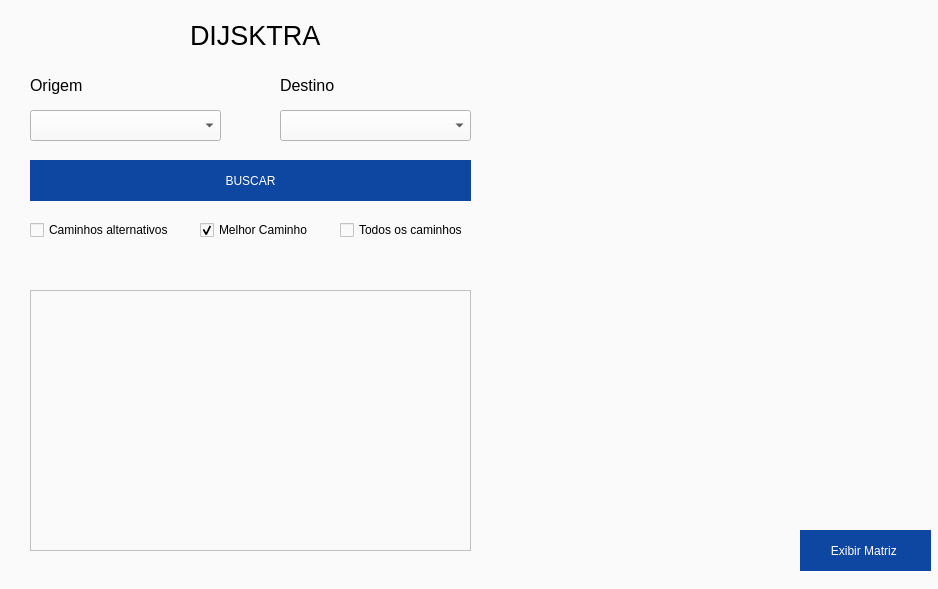
This is ED2/Dijsktra/mainwindow.ui in juzejunior/Faculdade as Qt 5 draws it before an edit. The edited form follows.
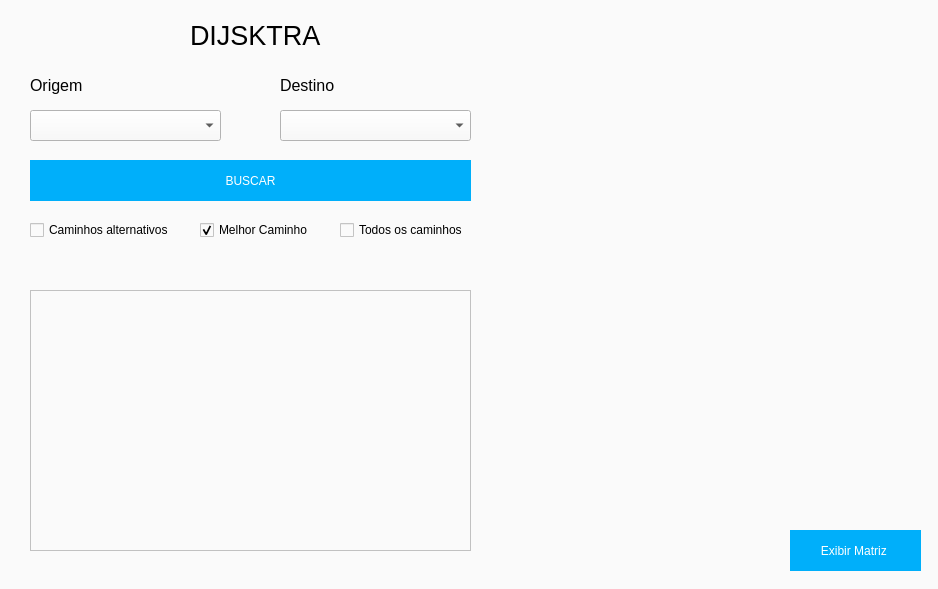
This is the edited form. Icons and pictures are not drawn.

```diff
--- a/ED2/Dijsktra/mainwindow.ui
+++ b/ED2/Dijsktra/mainwindow.ui
@@ -17,12 +17,12 @@
    <string notr="true">background-color: #fafafa</string>
   </property>
   <widget class="QWidget" name="centralWidget">
-   <widget class="QLabel" name="label">
+   <widget class="QLabel" name="mapa">
     <property name="geometry">
      <rect>
-      <x>540</x>
+      <x>510</x>
       <y>0</y>
-      <width>401</width>
+      <width>431</width>
       <height>591</height>
      </rect>
     </property>
@@ -59,7 +59,7 @@
      </rect>
     </property>
     <property name="styleSheet">
-     <string notr="true">background-color: #0d47a1;
+     <string notr="true">background-color: #00AFFA;
 font: 12pt &quot;Arial&quot; bold;
 color: white;
 border: none;</string>
@@ -173,31 +173,6 @@
      <enum>Qt::PlainText</enum>
     </property>
    </widget>
-   <widget class="QPushButton" name="pushButton_2">
-    <property name="enabled">
-     <bool>true</bool>
-    </property>
-    <property name="geometry">
-     <rect>
-      <x>800</x>
-      <y>530</y>
-      <width>131</width>
-      <height>41</height>
-     </rect>
-    </property>
-    <property name="styleSheet">
-     <string notr="true">background-color: #0d47a1;
-font: 12pt &quot;Arial&quot; bold;
-color: white;
-border: none;</string>
-    </property>
-    <property name="text">
-     <string>Exibir Matriz </string>
-    </property>
-    <property name="default">
-     <bool>true</bool>
-    </property>
-   </widget>
    <widget class="QLabel" name="label_4">
     <property name="geometry">
      <rect>
@@ -234,8 +209,33 @@
      <string>Destino</string>
     </property>
    </widget>
+   <widget class="QPushButton" name="matrizBT">
+    <property name="enabled">
+     <bool>true</bool>
+    </property>
+    <property name="geometry">
+     <rect>
+      <x>790</x>
+      <y>530</y>
+      <width>131</width>
+      <height>41</height>
+     </rect>
+    </property>
+    <property name="styleSheet">
+     <string notr="true">background-color: #00AFFA;
+font: 12pt &quot;Arial&quot; bold;
+color: white;
+border: none;</string>
+    </property>
+    <property name="text">
+     <string>Exibir Matriz </string>
+    </property>
+    <property name="default">
+     <bool>true</bool>
+    </property>
+   </widget>
    <zorder>label_2</zorder>
-   <zorder>label</zorder>
+   <zorder>mapa</zorder>
    <zorder>buscaBT</zorder>
    <zorder>exibeBrowser</zorder>
    <zorder>destCbBox</zorder>
@@ -244,9 +244,9 @@
    <zorder>menorCaminhoCB</zorder>
    <zorder>origCbBox</zorder>
    <zorder>label_3</zorder>
-   <zorder>pushButton_2</zorder>
    <zorder>label_4</zorder>
    <zorder>label_5</zorder>
+   <zorder>matrizBT</zorder>
   </widget>
  </widget>
  <layoutdefault spacing="6" margin="11"/>
```
